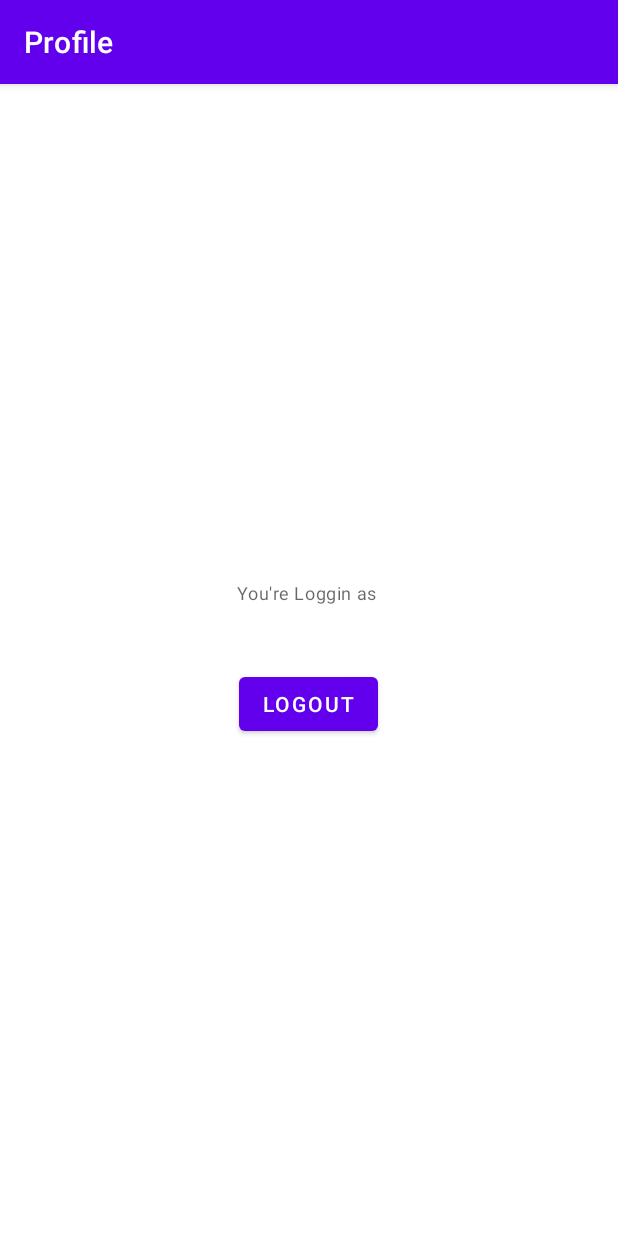
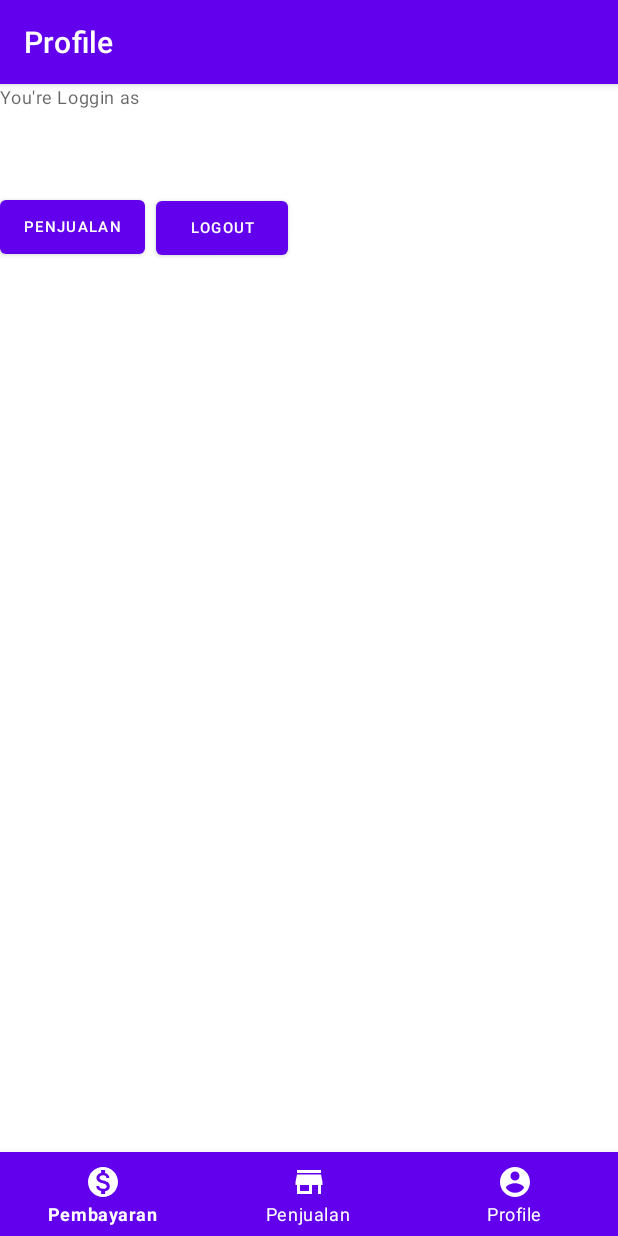
Before and after one commit to ridhobahar1/Penjualan, an Android app: the screen it shows after launch once a user with an empty profile is signed in (ProfileActivity), on a phone screen of 412 x 824 dp. Run offline under Robolectric (Android 15) with nearby library versions, the phone set to English and light mode, and no system bars; our stand-ins replace Firebase (no records; nobody signed in at launch, a user with empty details on screens opened directly).

Commit message:
update 7 sept

```diff
--- a/app/src/main/AndroidManifest.xml
+++ b/app/src/main/AndroidManifest.xml
@@ -11,6 +11,9 @@
         android:roundIcon="@mipmap/ic_launcher_round"
         android:supportsRtl="true"
         android:theme="@style/Theme.Penjualan">
+        <activity
+            android:name=".PenjualanActivity"
+            android:exported="true" />
         <activity
             android:name=".ProfileActivity"
             android:exported="true" />
--- /dev/null
+++ b/app/src/main/java/com/example/penjualan/PenjualanActivity.kt
@@ -0,0 +1,11 @@
+package com.example.penjualan
+
+import androidx.appcompat.app.AppCompatActivity
+import android.os.Bundle
+
+class PenjualanActivity : AppCompatActivity() {
+    override fun onCreate(savedInstanceState: Bundle?) {
+        super.onCreate(savedInstanceState)
+        setContentView(R.layout.activity_penjualan)
+    }
+}
--- a/app/src/main/java/com/example/penjualan/ProfileActivity.kt
+++ b/app/src/main/java/com/example/penjualan/ProfileActivity.kt
@@ -30,6 +30,10 @@ class ProfileActivity : AppCompatActivity() {
             firebaseAuth.signOut()
             checkUser()
         }
+        binding.penjualanBtn.setOnClickListener {
+            val intent = Intent(this, PenjualanActivity::class.java)
+            startActivity(intent)
+        }
     }
 
     private fun checkUser(){
@@ -45,4 +49,6 @@ class ProfileActivity : AppCompatActivity() {
 
         }
     }
+
+
 }
--- /dev/null
+++ b/app/src/main/res/drawable/ic_pembayaran.xml
@@ -0,0 +1,10 @@
+<vector xmlns:android="http://schemas.android.com/apk/res/android"
+    android:width="24dp"
+    android:height="24dp"
+    android:viewportWidth="24"
+    android:viewportHeight="24"
+    android:tint="?attr/colorControlNormal">
+  <path
+      android:fillColor="@android:color/white"
+      android:pathData="M12,2C6.48,2 2,6.48 2,12s4.48,10 10,10 10,-4.48 10,-10S17.52,2 12,2zM13.41,18.09L13.41,20h-2.67v-1.93c-1.71,-0.36 -3.16,-1.46 -3.27,-3.4h1.96c0.1,1.05 0.82,1.87 2.65,1.87 1.96,0 2.4,-0.98 2.4,-1.59 0,-0.83 -0.44,-1.61 -2.67,-2.14 -2.48,-0.6 -4.18,-1.62 -4.18,-3.67 0,-1.72 1.39,-2.84 3.11,-3.21L10.74,4h2.67v1.95c1.86,0.45 2.79,1.86 2.85,3.39L14.3,9.34c-0.05,-1.11 -0.64,-1.87 -2.22,-1.87 -1.5,0 -2.4,0.68 -2.4,1.64 0,0.84 0.65,1.39 2.67,1.91s4.18,1.39 4.18,3.91c-0.01,1.83 -1.38,2.83 -3.12,3.16z"/>
+</vector>
--- /dev/null
+++ b/app/src/main/res/drawable/ic_penjualan.xml
@@ -0,0 +1,10 @@
+<vector xmlns:android="http://schemas.android.com/apk/res/android"
+    android:width="24dp"
+    android:height="24dp"
+    android:viewportWidth="24"
+    android:viewportHeight="24"
+    android:tint="?attr/colorControlNormal">
+  <path
+      android:fillColor="@android:color/white"
+      android:pathData="M20,4L4,4v2h16L20,4zM21,14v-2l-1,-5L4,7l-1,5v2h1v6h10v-6h4v6h2v-6h1zM12,18L6,18v-4h6v4z"/>
+</vector>
--- /dev/null
+++ b/app/src/main/res/drawable/ic_profile.xml
@@ -0,0 +1,10 @@
+<vector xmlns:android="http://schemas.android.com/apk/res/android"
+    android:width="24dp"
+    android:height="24dp"
+    android:viewportWidth="24"
+    android:viewportHeight="24"
+    android:tint="?attr/colorControlNormal">
+  <path
+      android:fillColor="@android:color/white"
+      android:pathData="M12,2C6.48,2 2,6.48 2,12s4.48,10 10,10 10,-4.48 10,-10S17.52,2 12,2zM12,5c1.66,0 3,1.34 3,3s-1.34,3 -3,3 -3,-1.34 -3,-3 1.34,-3 3,-3zM12,19.2c-2.5,0 -4.71,-1.28 -6,-3.22 0.03,-1.99 4,-3.08 6,-3.08 1.99,0 5.97,1.09 6,3.08 -1.29,1.94 -3.5,3.22 -6,3.22z"/>
+</vector>
--- /dev/null
+++ b/app/src/main/res/layout/activity_penjualan.xml
@@ -0,0 +1,9 @@
+<?xml version="1.0" encoding="utf-8"?>
+<androidx.constraintlayout.widget.ConstraintLayout xmlns:android="http://schemas.android.com/apk/res/android"
+    xmlns:app="http://schemas.android.com/apk/res-auto"
+    xmlns:tools="http://schemas.android.com/tools"
+    android:layout_width="match_parent"
+    android:layout_height="match_parent"
+    tools:context=".PenjualanActivity">
+
+</androidx.constraintlayout.widget.ConstraintLayout>
--- a/app/src/main/res/layout/activity_profile.xml
+++ b/app/src/main/res/layout/activity_profile.xml
@@ -1,34 +1,69 @@
 <?xml version="1.0" encoding="utf-8"?>
-<LinearLayout xmlns:android="http://schemas.android.com/apk/res/android"
+<RelativeLayout xmlns:android="http://schemas.android.com/apk/res/android"
     xmlns:app="http://schemas.android.com/apk/res-auto"
     xmlns:tools="http://schemas.android.com/tools"
     android:layout_width="match_parent"
     android:layout_height="match_parent"
-    android:orientation="vertical"
-    android:padding="20dp"
-    android:gravity="center"
     tools:context=".ProfileActivity">
 
-    <TextView
+
+    <FrameLayout
+        android:id="@+id/fl_wrapper"
         android:layout_width="wrap_content"
         android:layout_height="wrap_content"
+        android:layout_above="@+id/bot_nav" >
+
+    </FrameLayout>
+
+        <com.google.android.material.bottomnavigation.BottomNavigationView
+            android:id="@+id/bot_nav"
+            android:layout_width="match_parent"
+            android:layout_height="wrap_content"
+            android:layout_alignParentBottom="true"
+            android:background="?android:attr/windowBackground"
+            app:itemBackground="@color/design_default_color_primary"
+            app:itemIconTint="#fff"
+            app:itemTextColor="#fff"
+            app:menu="@menu/nav_menu"
+            />
+
+    <TextView
+        android:id="@+id/textView"
+        style="@style/TextAppearance.MaterialComponents.Caption"
+        android:layout_width="match_parent"
+        android:layout_height="wrap_content"
         android:text="You're Loggin as "
-        style="@style/TextAppearance.MaterialComponents.Caption"
-         />
+        />
+
     <TextView
         android:id="@+id/emailTv"
+        style="@style/TextAppearance.MaterialComponents.Body1"
+        android:layout_width="match_parent"
+        android:layout_height="wrap_content"
+        android:layout_below="@+id/textView"
+        android:layout_marginTop="15dp"
+        android:text="Email"
+         />
+
+    <Button
+        android:id="@+id/logoutBtn"
         android:layout_width="wrap_content"
         android:layout_height="wrap_content"
-        android:text="Email"
-        style="@style/TextAppearance.MaterialComponents.Body1"
-         />
+        android:layout_below="@+id/emailTv"
+        android:layout_marginStart="7dp"
+        android:layout_marginTop="18dp"
+        android:layout_toEndOf="@+id/penjualanBtn"
+        android:text="Logout"
+        android:textSize="10sp" />
+
     <Button
-        android:id="@+id/logoutBtn"
-        android:layout_marginTop="20dp"
+        android:id="@+id/penjualanBtn"
         android:layout_width="wrap_content"
         android:layout_height="wrap_content"
-        android:text="Logout"
-        />
+        android:layout_below="@+id/emailTv"
+        android:layout_marginTop="17dp"
+        android:text="Penjualan"
+        android:textSize="10sp" />
 
 
-</LinearLayout>
+</RelativeLayout>
--- /dev/null
+++ b/app/src/main/res/menu/nav_menu.xml
@@ -0,0 +1,16 @@
+<?xml version="1.0" encoding="utf-8"?>
+<menu xmlns:android="http://schemas.android.com/apk/res/android">
+
+    <item
+        android:id="@+id/ic_pembayaran"
+        android:icon="@drawable/ic_pembayaran"
+        android:title="Pembayaran"/>
+    <item
+        android:id="@+id/ic_penjualan"
+        android:icon="@drawable/ic_penjualan"
+        android:title="Penjualan"/>
+    <item
+        android:id="@+id/ic_profile"
+        android:icon="@drawable/ic_profile"
+        android:title="Profile"/>
+</menu>
```
